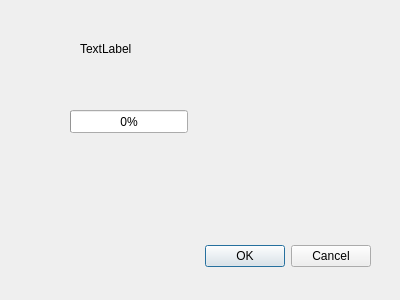
First picture: the form in MainClient/gui/jdialogstartgame.ui, repository stareven/Dlut-Game-Platform, before the edit.
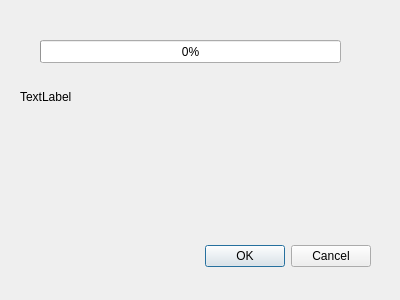
Second picture: the form after the edit.

Patch:
```diff
--- a/MainClient/gui/jdialogstartgame.ui
+++ b/MainClient/gui/jdialogstartgame.ui
@@ -32,22 +32,34 @@
   <widget class="QLabel" name="label">
    <property name="geometry">
     <rect>
-     <x>80</x>
-     <y>40</y>
-     <width>251</width>
-     <height>17</height>
+     <x>20</x>
+     <y>90</y>
+     <width>350</width>
+     <height>131</height>
     </rect>
    </property>
+   <property name="maximumSize">
+    <size>
+     <width>16777215</width>
+     <height>16777215</height>
+    </size>
+   </property>
    <property name="text">
     <string>TextLabel</string>
    </property>
+   <property name="alignment">
+    <set>Qt::AlignLeading|Qt::AlignLeft|Qt::AlignTop</set>
+   </property>
+   <property name="wordWrap">
+    <bool>true</bool>
+   </property>
   </widget>
   <widget class="QProgressBar" name="progressBar">
    <property name="geometry">
     <rect>
-     <x>70</x>
-     <y>110</y>
-     <width>118</width>
+     <x>40</x>
+     <y>40</y>
+     <width>301</width>
      <height>23</height>
     </rect>
    </property>
```
